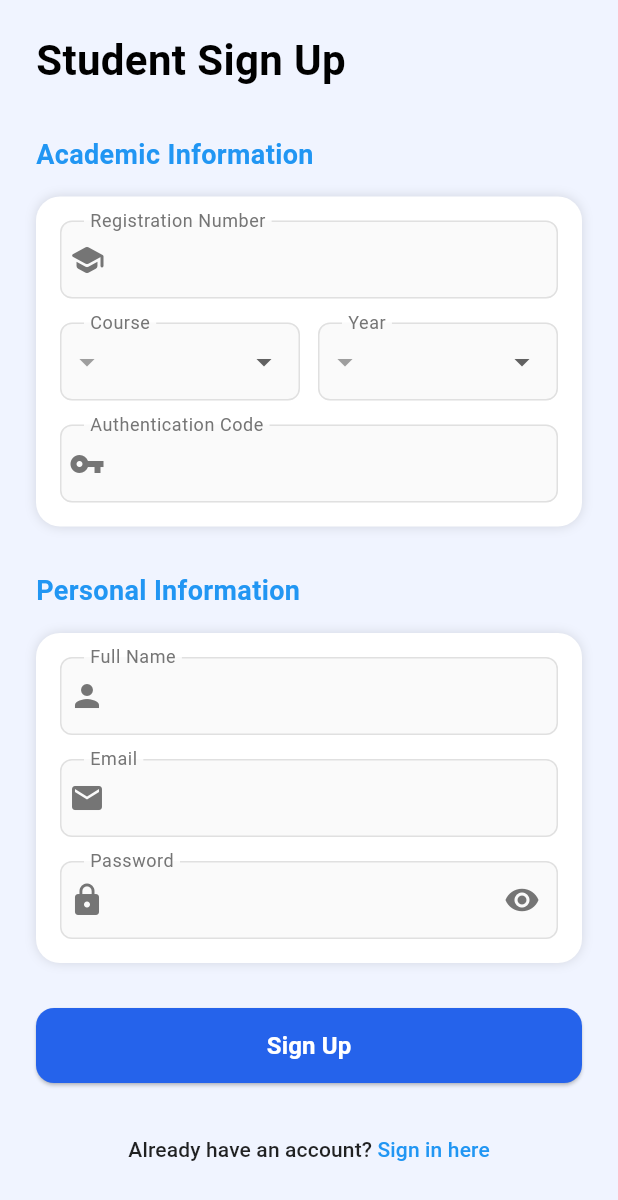
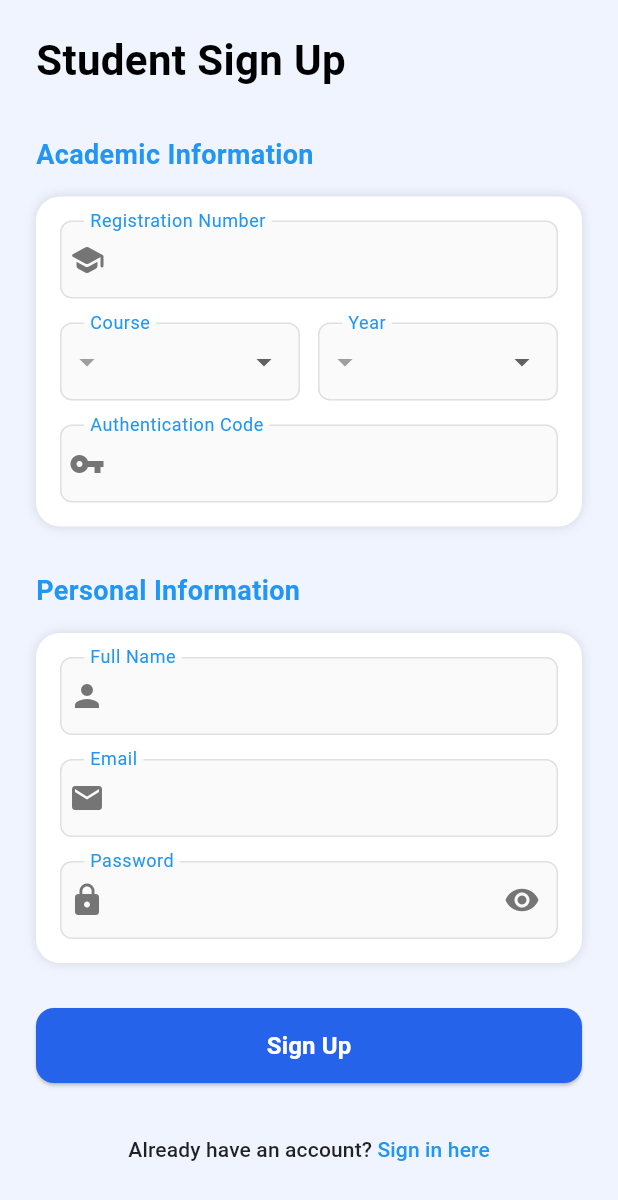
Before and after one commit to Nashon-Nsemwa/QrAttend, a Flutter app: the SignupStudent screen opened by its route, on a phone screen of 412 x 824 dp. Shown: the top 1200 px of the screen. Run offline on Flutter 3.47's test engine with Material 3 defaults, Android fonts, the phone set to English and light mode, and no system bars; our stand-ins replace device_info_plus, flutter_svg, geolocator, get, get_storage, image_picker and 4 more; missing offline and left inert: about, image_gallery_saver_plus, mobile_scanner; accounts and stored records are empty.

Commit message:
edit theme on student signIn&signUp,welcompage and user role

```diff
--- a/lib/config/theme.dart
+++ b/lib/config/theme.dart
@@ -15,7 +15,7 @@ ThemeData lightmode = ThemeData(
     onPrimaryContainer: Colors.teal, //student role
     onPrimaryFixed: Colors.grey, //svg nav
     onSecondaryFixed: Colors.blue, //appbar
-    onSecondaryFixedVariant: Colors.white,
+    onSecondaryFixedVariant: Colors.grey.shade50, //textfield signup
   ),
 );
 ThemeData darkmode = ThemeData(
@@ -33,6 +33,6 @@ ThemeData darkmode = ThemeData(
     onPrimaryContainer: Colors.teal,
     onPrimaryFixed: Colors.grey,
     onSecondaryFixed: Colors.grey.shade900,
-    onSecondaryFixedVariant: Colors.black,
+    onSecondaryFixedVariant: Colors.grey.shade900,
   ),
 );
--- a/lib/views/shared/Notifications.dart
+++ b/lib/views/shared/Notifications.dart
@@ -60,7 +60,7 @@ class Notifications extends StatelessWidget {
                         style: TextStyle(
                           fontWeight: FontWeight.bold,
                           fontSize: 16,
-                          color: isSelected ? Colors.blue : theme.onPrimary,
+                          color: isSelected ? Colors.blue : Colors.white,
                         ),
                       ),
                       subtitle: Column(
--- a/lib/views/shared/Role.dart
+++ b/lib/views/shared/Role.dart
@@ -12,7 +12,6 @@ class Role extends StatelessWidget {
   @override
   Widget build(BuildContext context) {
     return Scaffold(
-      backgroundColor: const Color(0xFFF0F4FF),
       body: SafeArea(
         child: LayoutBuilder(
           builder: (context, constraints) {
--- a/lib/views/shared/Welcome.dart
+++ b/lib/views/shared/Welcome.dart
@@ -9,7 +9,6 @@ class WelcomePage extends StatelessWidget {
   @override
   Widget build(BuildContext context) {
     return Scaffold(
-      backgroundColor: Colors.white,
       body: SafeArea(
         child: Center(
           child: SingleChildScrollView(
--- a/lib/views/students/SigninStudent.dart
+++ b/lib/views/students/SigninStudent.dart
@@ -10,7 +10,6 @@ class SigninStudent extends StatelessWidget {
   @override
   Widget build(BuildContext context) {
     return Scaffold(
-      backgroundColor: const Color(0xF0F6FBFF), // Light blue background
       body: SafeArea(
         child: Padding(
           padding: const EdgeInsets.symmetric(horizontal: 24.0),
@@ -37,6 +36,7 @@ class SigninStudent extends StatelessWidget {
                     hintText: "Registration Number",
                     controller: controller.regNoController,
                     icon: Icons.school_rounded,
+                    context: context,
                   ),
                   const SizedBox(height: 20),
                   Obx(
@@ -54,6 +54,7 @@ class SigninStudent extends StatelessWidget {
                         ),
                         onPressed: controller.togglePasswordVisibility,
                       ),
+                      context: context,
                     ),
                   ),
                   const SizedBox(height: 10),
@@ -122,10 +123,11 @@ class SigninStudent extends StatelessWidget {
     required IconData icon,
     bool obscure = false,
     Widget? suffixIcon,
+    required BuildContext context,
   }) {
     return Container(
       decoration: BoxDecoration(
-        color: Colors.white,
+        color: Theme.of(context).colorScheme.onSecondary,
         borderRadius: BorderRadius.circular(12),
         boxShadow: [
           BoxShadow(color: Colors.black12, blurRadius: 6, offset: Offset(0, 2)),
--- a/lib/views/students/SignupStudent.dart
+++ b/lib/views/students/SignupStudent.dart
@@ -9,7 +9,6 @@ class SignupStudent extends StatelessWidget {
   @override
   Widget build(BuildContext context) {
     return Scaffold(
-      backgroundColor: const Color(0xFFF0F4FF),
       body: SafeArea(
         child: SingleChildScrollView(
           padding: const EdgeInsets.symmetric(horizontal: 24, vertical: 20),
@@ -39,6 +38,7 @@ class SignupStudent extends StatelessWidget {
                     "Registration Number",
                     Icons.school_rounded,
                     (v) => v!.isEmpty ? 'Required' : null,
+                    context,
                   ),
                   const SizedBox(height: 16),
                   Row(
@@ -48,6 +48,7 @@ class SignupStudent extends StatelessWidget {
                           controller.courses,
                           "Course",
                           controller.selectedCourse,
+                          context,
                         ),
                       ),
                       const SizedBox(width: 12),
@@ -56,6 +57,7 @@ class SignupStudent extends StatelessWidget {
                           controller.years,
                           "Year",
                           controller.selectedYear,
+                          context,
                         ),
                       ),
                     ],
@@ -66,8 +68,9 @@ class SignupStudent extends StatelessWidget {
                     "Authentication Code",
                     Icons.vpn_key,
                     (v) => v!.isEmpty ? 'Required' : null,
+                    context,
                   ),
-                ]),
+                ], context),
 
                 const SizedBox(height: 30),
                 const Text(
@@ -86,6 +89,7 @@ class SignupStudent extends StatelessWidget {
                     "Full Name",
                     Icons.person,
                     (v) => v!.isEmpty ? 'Required' : null,
+                    context,
                   ),
                   const SizedBox(height: 16),
                   _inputField(
@@ -93,6 +97,7 @@ class SignupStudent extends StatelessWidget {
                     "Email",
                     Icons.email,
                     (v) => v!.isEmpty ? 'Required' : null,
+                    context,
                   ),
                   const SizedBox(height: 16),
                   Obx(
@@ -101,9 +106,10 @@ class SignupStudent extends StatelessWidget {
                       "Password",
                       controller.obscurePassword.value,
                       controller.togglePasswordVisibility,
+                      context,
                     ),
                   ),
-                ]),
+                ], context),
 
                 const SizedBox(height: 30),
                 SizedBox(
@@ -153,11 +159,12 @@ class SignupStudent extends StatelessWidget {
     );
   }
 
-  Widget _sectionCard(List<Widget> children) {
+  Widget _sectionCard(List<Widget> children, BuildContext context) {
+    final theme = Theme.of(context).colorScheme;
     return Container(
       padding: const EdgeInsets.all(16),
       decoration: BoxDecoration(
-        color: Colors.white,
+        color: theme.onSecondary,
         borderRadius: BorderRadius.circular(16),
         boxShadow: const [BoxShadow(color: Colors.black12, blurRadius: 6)],
       ),
@@ -173,18 +180,21 @@ class SignupStudent extends StatelessWidget {
     String label,
     IconData icon,
     String? Function(String?) validator,
+    BuildContext context,
   ) {
     return TextFormField(
       cursorColor: Colors.blue,
       controller: controller,
       validator: validator,
+
       decoration: InputDecoration(
         prefixIcon: Padding(
           padding: const EdgeInsets.only(right: 12),
           child: Icon(icon, color: Colors.grey[600]),
         ),
+
         labelText: label,
-        labelStyle: TextStyle(color: Colors.grey[600]),
+        labelStyle: TextStyle(color: Colors.blue),
         floatingLabelBehavior: FloatingLabelBehavior.always,
         border: OutlineInputBorder(
           borderRadius: BorderRadius.circular(8),
@@ -199,7 +209,7 @@ class SignupStudent extends StatelessWidget {
           borderSide: BorderSide(color: Colors.blue),
         ),
         filled: true,
-        fillColor: Colors.grey[50],
+        fillColor: Theme.of(context).colorScheme.onSecondaryFixedVariant,
         contentPadding: const EdgeInsets.symmetric(
           horizontal: 16,
           vertical: 14,
@@ -208,7 +218,12 @@ class SignupStudent extends StatelessWidget {
     );
   }
 
-  Widget _dropdown(List<String> items, String hint, RxString selected) {
+  Widget _dropdown(
+    List<String> items,
+    String hint,
+    RxString selected,
+    BuildContext context,
+  ) {
     return Obx(
       () => DropdownButtonFormField<String>(
         isExpanded: true, // This ensures the dropdown takes all available width
@@ -225,7 +240,7 @@ class SignupStudent extends StatelessWidget {
         onChanged: (value) => selected.value = value ?? '',
         decoration: InputDecoration(
           labelText: hint,
-          labelStyle: TextStyle(color: Colors.grey[600]),
+          labelStyle: TextStyle(color: Colors.blue),
           floatingLabelBehavior: FloatingLabelBehavior.always,
           border: OutlineInputBorder(
             borderRadius: BorderRadius.circular(8),
@@ -244,7 +259,7 @@ class SignupStudent extends StatelessWidget {
             child: Icon(Icons.arrow_drop_down, color: Colors.grey),
           ),
           filled: true,
-          fillColor: Colors.grey[50],
+          fillColor: Theme.of(context).colorScheme.onSecondaryFixedVariant,
           contentPadding: const EdgeInsets.symmetric(
             horizontal: 16,
             vertical: 14,
@@ -262,6 +277,7 @@ class SignupStudent extends StatelessWidget {
     String label,
     bool isObscured,
     VoidCallback toggle,
+    BuildContext context,
   ) {
     return TextFormField(
       cursorColor: Colors.blue,
@@ -275,7 +291,7 @@ class SignupStudent extends StatelessWidget {
         ),
 
         labelText: label,
-        labelStyle: TextStyle(color: Colors.grey[600]),
+        labelStyle: TextStyle(color: Colors.blue),
         floatingLabelBehavior: FloatingLabelBehavior.always,
         border: OutlineInputBorder(
           borderRadius: BorderRadius.circular(8),
@@ -290,7 +306,7 @@ class SignupStudent extends StatelessWidget {
           borderSide: BorderSide(color: Colors.blue),
         ),
         filled: true,
-        fillColor: Colors.grey[50],
+        fillColor: Theme.of(context).colorScheme.onSecondaryFixedVariant,
         contentPadding: const EdgeInsets.symmetric(
           horizontal: 16,
           vertical: 14,
```
Also changed, not shown: 1 other file.
